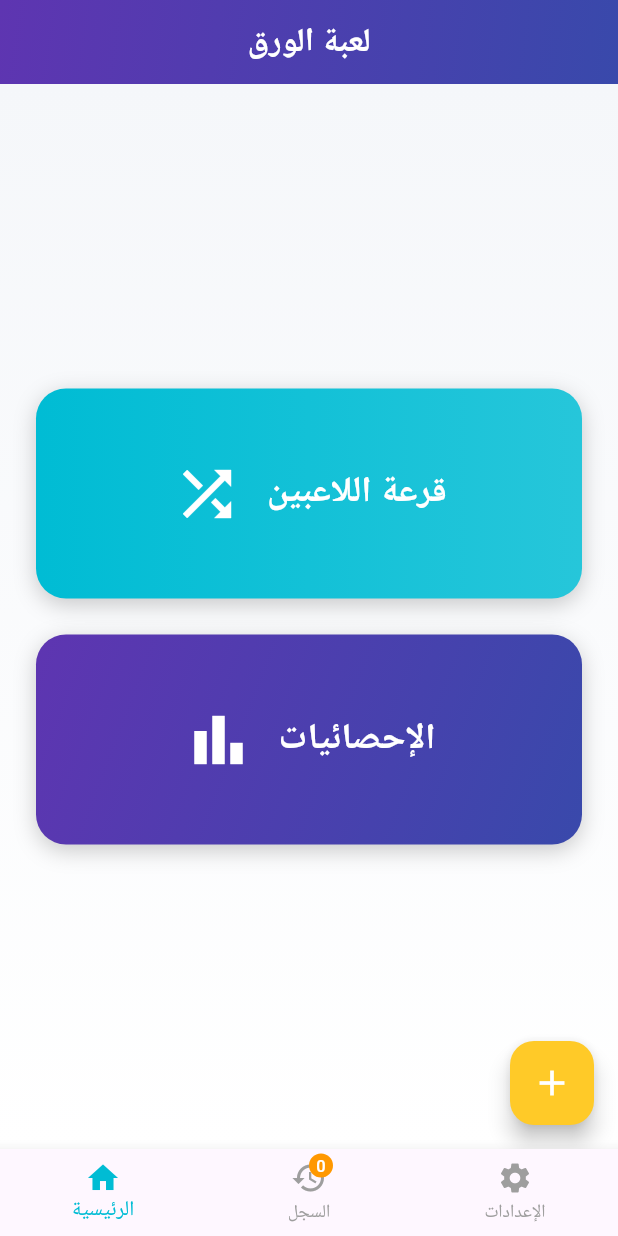
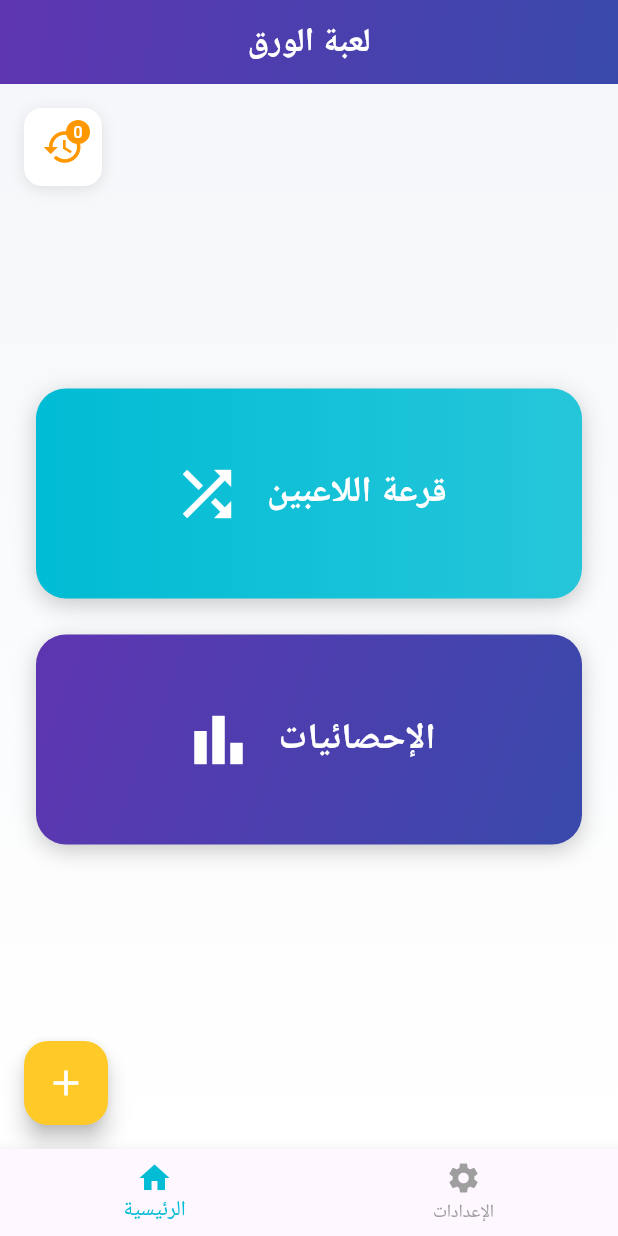
Before and after one commit to AiExpert1985/family_cards, a Flutter app: the screen it shows after launch, on a phone screen of 412 x 824 dp. Run offline on Flutter 3.47's test engine with Material 3 defaults, Android fonts, the phone set to English and light mode, and no system bars; our stand-ins replace file_picker, flutter_riverpod, share_plus, shared_preferences.

Commit message:
Reorganize navigation: move history to main screen top left, FAB to bottom left
- Move FAB from bottom right to bottom left in MainTab
- Add history icon with badge to top left of main screen
- Remove history from bottom navigation (reduce from 3 to 2 tabs)
- Bottom navigation now shows only Home and Settings tabs
- History icon shows game count badge and navigates to games history page

```diff
--- a/lib/pages/home_page.dart
+++ b/lib/pages/home_page.dart
@@ -1,9 +1,7 @@
 // ============== pages/home_page.dart ==============
 import 'package:flutter/material.dart';
 import 'package:flutter_riverpod/flutter_riverpod.dart';
-import '../providers/providers.dart';
 import '../theme/app_theme.dart';
-import 'games_history_page.dart';
 import 'main_tab.dart';
 import 'settings_page.dart';
 
@@ -19,25 +17,16 @@ class _HomePageState extends ConsumerState<HomePage> {
 
   final _tabs = [
     const MainTab(),
-    const GamesHistoryPage(),
     const SettingsPage(),
   ];
 
   @override
   Widget build(BuildContext context) {
-    final gamesAsync = ref.watch(gamesProvider);
-    final gameCount = gamesAsync.maybeWhen(
-      data: (games) => games.length,
-      orElse: () => 0,
-    );
-
     String getTitle() {
       switch (_currentIndex) {
         case 0:
           return 'لعبة الورق';
         case 1:
-          return 'سجل المباريات';
-        case 2:
           return 'الإعدادات';
         default:
           return 'لعبة الورق';
@@ -64,20 +53,12 @@ class _HomePageState extends ConsumerState<HomePage> {
         onTap: (index) => setState(() => _currentIndex = index),
         selectedItemColor: AppTheme.accentTeal,
         unselectedItemColor: Colors.grey,
-        items: [
-          const BottomNavigationBarItem(
+        items: const [
+          BottomNavigationBarItem(
             icon: Icon(Icons.home),
             label: 'الرئيسية',
           ),
           BottomNavigationBarItem(
-            icon: Badge(
-              label: Text('$gameCount'),
-              backgroundColor: AppTheme.warningOrange,
-              child: const Icon(Icons.history),
-            ),
-            label: 'السجل',
-          ),
-          const BottomNavigationBarItem(
             icon: Icon(Icons.settings),
             label: 'الإعدادات',
           ),
--- a/lib/pages/main_tab.dart
+++ b/lib/pages/main_tab.dart
@@ -1,16 +1,24 @@
 // ============== pages/main_tab.dart ==============
 import 'package:flutter/material.dart';
+import 'package:flutter_riverpod/flutter_riverpod.dart';
 import '../theme/app_theme.dart';
+import '../providers/providers.dart';
 import 'games_history_page.dart';
 import 'new_game_page.dart';
 import 'random_teams_page.dart';
 import 'statistics_page.dart';
 
-class MainTab extends StatelessWidget {
+class MainTab extends ConsumerWidget {
   const MainTab({super.key});
 
   @override
-  Widget build(BuildContext context) {
+  Widget build(BuildContext context, WidgetRef ref) {
+    final gamesAsync = ref.watch(gamesProvider);
+    final gameCount = gamesAsync.maybeWhen(
+      data: (games) => games.length,
+      orElse: () => 0,
+    );
+
     return Scaffold(
       body: Container(
         decoration: const BoxDecoration(
@@ -24,7 +32,10 @@ class MainTab extends StatelessWidget {
           ),
         ),
         child: SafeArea(
-          child: Padding(
+          child: Stack(
+            children: [
+              // Main content
+              Padding(
                 padding: const EdgeInsets.symmetric(horizontal: 24, vertical: 40),
                 child: Column(
                   mainAxisAlignment: MainAxisAlignment.center,
@@ -63,6 +74,47 @@ class MainTab extends StatelessWidget {
                   ],
                 ),
               ),
+
+              // History icon at top left
+              Positioned(
+                top: 16,
+                left: 16,
+                child: Material(
+                  color: Colors.transparent,
+                  child: InkWell(
+                    onTap: () => Navigator.push(
+                      context,
+                      MaterialPageRoute(builder: (_) => const GamesHistoryPage()),
+                    ),
+                    borderRadius: BorderRadius.circular(12),
+                    child: Container(
+                      padding: const EdgeInsets.all(12),
+                      decoration: BoxDecoration(
+                        color: Colors.white,
+                        borderRadius: BorderRadius.circular(12),
+                        boxShadow: [
+                          BoxShadow(
+                            color: Colors.black.withValues(alpha: 0.1),
+                            blurRadius: 8,
+                            offset: const Offset(0, 2),
+                          ),
+                        ],
+                      ),
+                      child: Badge(
+                        label: Text('$gameCount'),
+                        backgroundColor: AppTheme.warningOrange,
+                        child: const Icon(
+                          Icons.history,
+                          color: AppTheme.warningOrange,
+                          size: 28,
+                        ),
+                      ),
+                    ),
+                  ),
+                ),
+              ),
+            ],
+          ),
         ),
       ),
       floatingActionButton: FloatingActionButton(
@@ -75,7 +127,7 @@ class MainTab extends StatelessWidget {
         elevation: 6,
         child: const Icon(Icons.add, size: 28),
       ),
-      floatingActionButtonLocation: FloatingActionButtonLocation.endFloat,
+      floatingActionButtonLocation: FloatingActionButtonLocation.startFloat,
     );
   }
 
```
Lines whose indentation alone changed are shown as unchanged.
